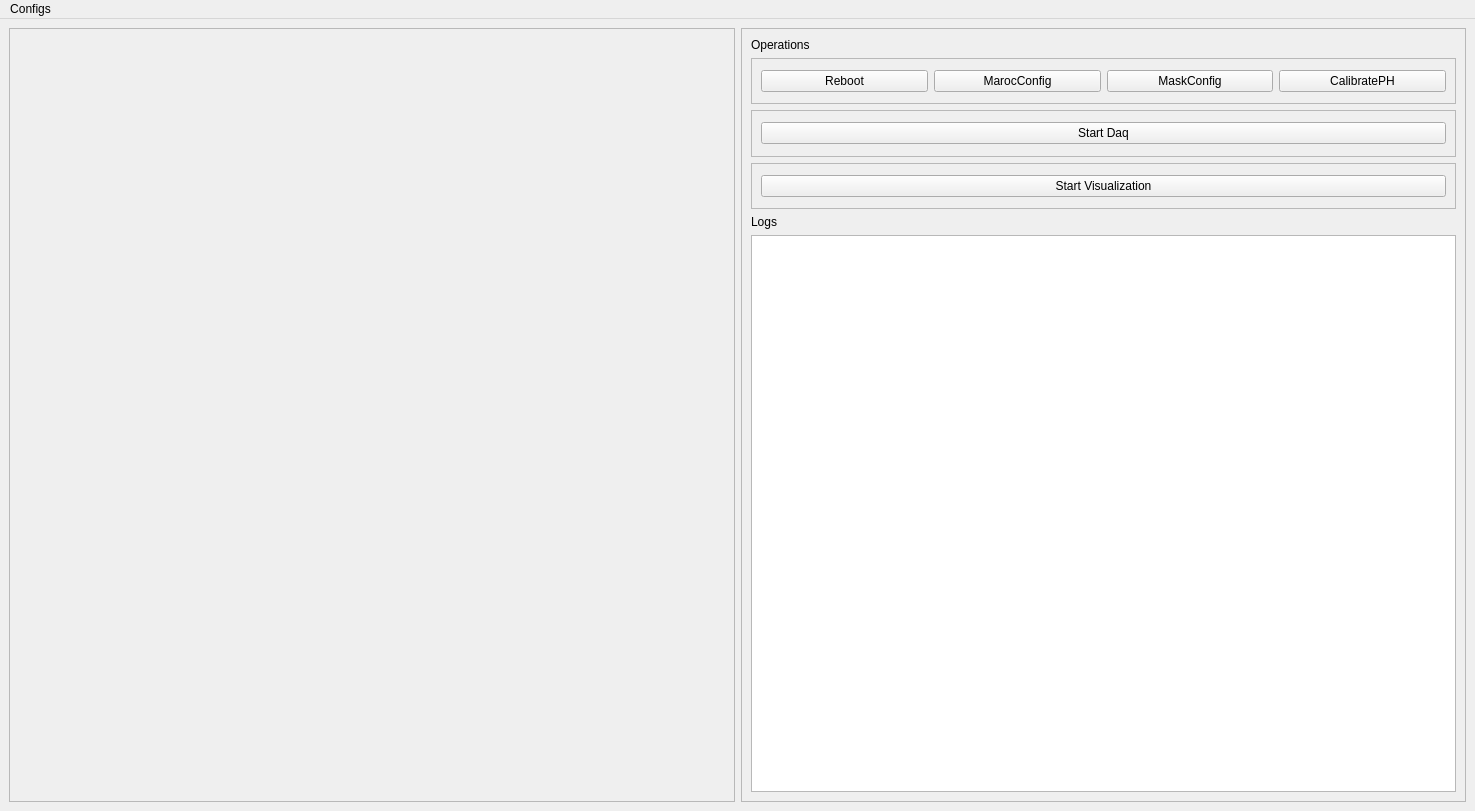
Above: mainwin.ui from liuweiseu/panoseti_control_gui before the change. Below: the same form after it.
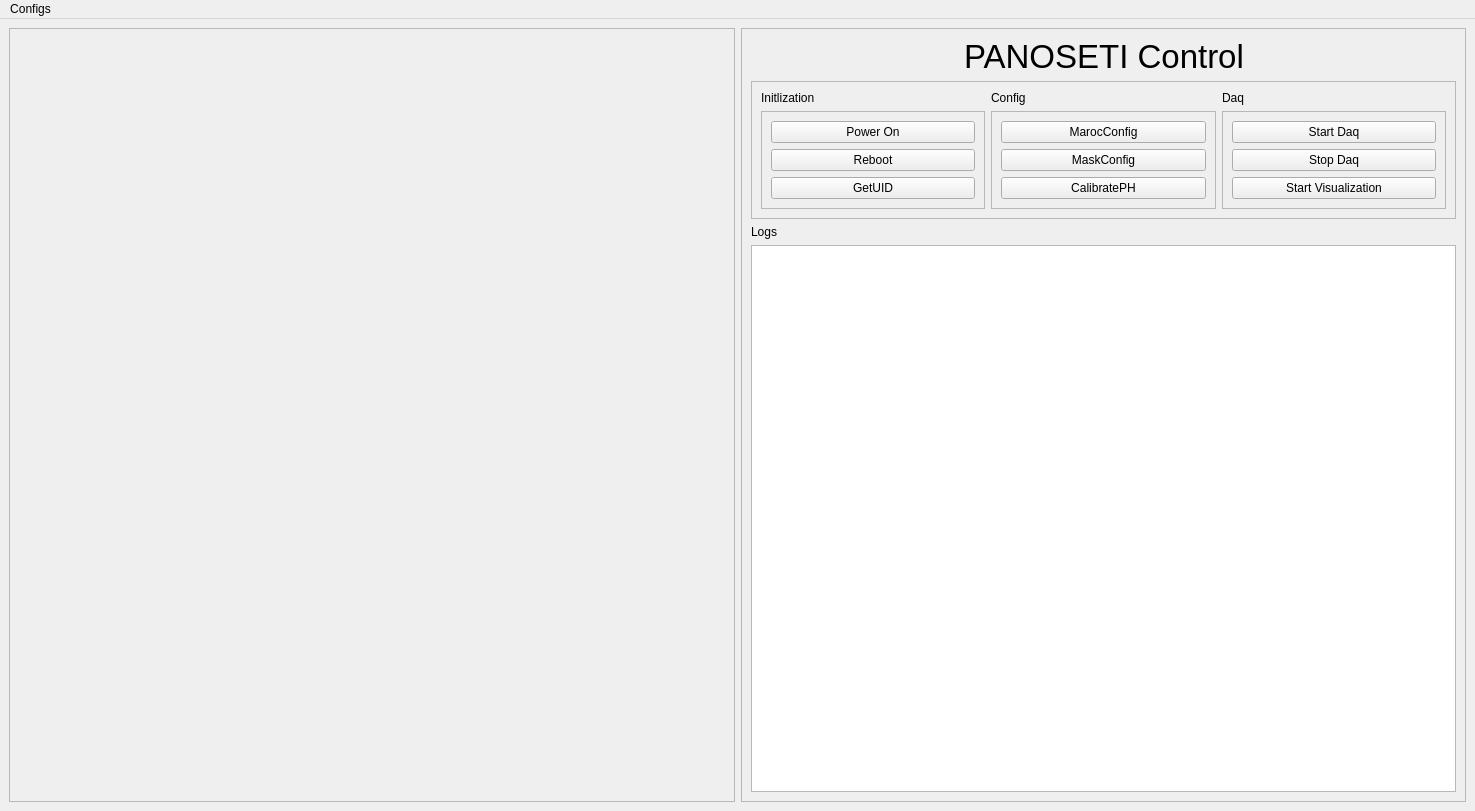
That is the form after the change.

```diff
--- a/mainwin.ui
+++ b/mainwin.ui
@@ -15,7 +15,7 @@
   </property>
   <widget class="QWidget" name="centralwidget">
    <layout class="QGridLayout" name="gridLayout">
-    <item row="0" column="0">
+    <item row="1" column="0">
      <widget class="QFrame" name="frame_3">
       <property name="sizePolicy">
        <sizepolicy hsizetype="Preferred" vsizetype="Preferred">
@@ -57,7 +57,7 @@
       </layout>
      </widget>
     </item>
-    <item row="0" column="1">
+    <item row="1" column="1">
      <widget class="QFrame" name="frame_2">
       <property name="sizePolicy">
        <sizepolicy hsizetype="Preferred" vsizetype="Preferred">
@@ -71,36 +71,13 @@
       <property name="frameShadow">
        <enum>QFrame::Shadow::Raised</enum>
       </property>
-      <layout class="QFormLayout" name="formLayout">
-       <property name="labelAlignment">
-        <set>Qt::AlignmentFlag::AlignLeading|Qt::AlignmentFlag::AlignLeft|Qt::AlignmentFlag::AlignVCenter</set>
-       </property>
-       <item row="1" column="0">
-        <widget class="QLabel" name="label">
-         <property name="sizePolicy">
-          <sizepolicy hsizetype="Preferred" vsizetype="Preferred">
-           <horstretch>0</horstretch>
-           <verstretch>0</verstretch>
-          </sizepolicy>
-         </property>
-         <property name="text">
-          <string>Operations</string>
-         </property>
-        </widget>
-       </item>
-       <item row="5" column="0">
-        <widget class="QLabel" name="label_2">
-         <property name="text">
-          <string>Logs</string>
-         </property>
-        </widget>
-       </item>
-       <item row="6" column="0" colspan="2">
+      <layout class="QGridLayout" name="gridLayout_11">
+       <item row="6" column="0" colspan="3">
         <widget class="QPlainTextEdit" name="console_output">
          <property name="sizePolicy">
           <sizepolicy hsizetype="Expanding" vsizetype="Expanding">
-           <horstretch>2</horstretch>
-           <verstretch>12</verstretch>
+           <horstretch>4</horstretch>
+           <verstretch>2</verstretch>
           </sizepolicy>
          </property>
          <property name="readOnly">
@@ -111,14 +88,50 @@
          </property>
         </widget>
        </item>
-       <item row="2" column="0" colspan="2">
+       <item row="0" column="2">
+        <widget class="QLabel" name="label_3">
+         <property name="text">
+          <string/>
+         </property>
+        </widget>
+       </item>
+       <item row="5" column="0">
+        <widget class="QLabel" name="label_2">
+         <property name="text">
+          <string>Logs</string>
+         </property>
+        </widget>
+       </item>
+       <item row="0" column="1">
+        <widget class="QLabel" name="label_4">
+         <property name="font">
+          <font>
+           <pointsize>25</pointsize>
+          </font>
+         </property>
+         <property name="text">
+          <string>PANOSETI Control</string>
+         </property>
+         <property name="alignment">
+          <set>Qt::AlignmentFlag::AlignCenter</set>
+         </property>
+        </widget>
+       </item>
+       <item row="0" column="0">
+        <widget class="QLabel" name="label">
+         <property name="sizePolicy">
+          <sizepolicy hsizetype="Preferred" vsizetype="Preferred">
+           <horstretch>0</horstretch>
+           <verstretch>0</verstretch>
+          </sizepolicy>
+         </property>
+         <property name="text">
+          <string/>
+         </property>
+        </widget>
+       </item>
+       <item row="1" column="0" colspan="3">
         <widget class="QFrame" name="frame">
-         <property name="sizePolicy">
-          <sizepolicy hsizetype="Preferred" vsizetype="Preferred">
-           <horstretch>2</horstretch>
-           <verstretch>1</verstretch>
-          </sizepolicy>
-         </property>
          <property name="frameShape">
           <enum>QFrame::Shape::StyledPanel</enum>
          </property>
@@ -126,81 +139,141 @@
           <enum>QFrame::Shadow::Raised</enum>
          </property>
          <layout class="QGridLayout" name="gridLayout_3">
+          <item row="1" column="1">
+           <widget class="QFrame" name="frame_6">
+            <property name="sizePolicy">
+             <sizepolicy hsizetype="Preferred" vsizetype="Preferred">
+              <horstretch>1</horstretch>
+              <verstretch>1</verstretch>
+             </sizepolicy>
+            </property>
+            <property name="frameShape">
+             <enum>QFrame::Shape::StyledPanel</enum>
+            </property>
+            <property name="frameShadow">
+             <enum>QFrame::Shadow::Raised</enum>
+            </property>
+            <layout class="QGridLayout" name="gridLayout_12">
+             <item row="2" column="2">
+              <widget class="QPushButton" name="mask_config_2">
+               <property name="text">
+                <string>MaskConfig</string>
+               </property>
+              </widget>
+             </item>
+             <item row="3" column="2">
+              <widget class="QPushButton" name="cal_ph_2">
+               <property name="text">
+                <string>CalibratePH</string>
+               </property>
+              </widget>
+             </item>
+             <item row="1" column="2">
+              <widget class="QPushButton" name="maroc_config_2">
+               <property name="text">
+                <string>MarocConfig</string>
+               </property>
+              </widget>
+             </item>
+            </layout>
+           </widget>
+          </item>
+          <item row="0" column="3">
+           <widget class="QLabel" name="label_7">
+            <property name="text">
+             <string>Daq</string>
+            </property>
+           </widget>
+          </item>
+          <item row="1" column="3">
+           <widget class="QFrame" name="frame_4">
+            <property name="sizePolicy">
+             <sizepolicy hsizetype="Preferred" vsizetype="Preferred">
+              <horstretch>1</horstretch>
+              <verstretch>1</verstretch>
+             </sizepolicy>
+            </property>
+            <property name="frameShape">
+             <enum>QFrame::Shape::StyledPanel</enum>
+            </property>
+            <property name="frameShadow">
+             <enum>QFrame::Shadow::Raised</enum>
+            </property>
+            <layout class="QGridLayout" name="gridLayout_9">
+             <item row="2" column="0">
+              <widget class="QPushButton" name="start_grpc">
+               <property name="text">
+                <string>Start Visualization</string>
+               </property>
+              </widget>
+             </item>
+             <item row="1" column="0">
+              <widget class="QPushButton" name="stop_daq">
+               <property name="text">
+                <string>Stop Daq</string>
+               </property>
+              </widget>
+             </item>
+             <item row="0" column="0">
+              <widget class="QPushButton" name="start_daq">
+               <property name="text">
+                <string>Start Daq</string>
+               </property>
+              </widget>
+             </item>
+            </layout>
+           </widget>
+          </item>
+          <item row="1" column="0">
+           <widget class="QFrame" name="frame_7">
+            <property name="sizePolicy">
+             <sizepolicy hsizetype="Preferred" vsizetype="Preferred">
+              <horstretch>1</horstretch>
+              <verstretch>1</verstretch>
+             </sizepolicy>
+            </property>
+            <property name="frameShape">
+             <enum>QFrame::Shape::StyledPanel</enum>
+            </property>
+            <property name="frameShadow">
+             <enum>QFrame::Shadow::Raised</enum>
+            </property>
+            <layout class="QGridLayout" name="gridLayout_10">
+             <item row="1" column="0" colspan="2">
+              <widget class="QPushButton" name="reboot_2">
+               <property name="text">
+                <string>Reboot</string>
+               </property>
+              </widget>
+             </item>
+             <item row="2" column="0" colspan="2">
+              <widget class="QPushButton" name="get_uid_2">
+               <property name="text">
+                <string>GetUID</string>
+               </property>
+              </widget>
+             </item>
+             <item row="0" column="0" colspan="2">
+              <widget class="QPushButton" name="power">
+               <property name="text">
+                <string>Power On</string>
+               </property>
+              </widget>
+             </item>
+            </layout>
+           </widget>
+          </item>
           <item row="0" column="0">
-           <widget class="QPushButton" name="reboot">
+           <widget class="QLabel" name="label_5">
             <property name="text">
-             <string>Reboot</string>
-            </property>
-           </widget>
-          </item>
-          <item row="0" column="2">
-           <widget class="QPushButton" name="mask_config">
-            <property name="text">
-             <string>MaskConfig</string>
+             <string>Initlization</string>
             </property>
            </widget>
           </item>
           <item row="0" column="1">
-           <widget class="QPushButton" name="maroc_config">
+           <widget class="QLabel" name="label_8">
             <property name="text">
-             <string>MarocConfig</string>
-            </property>
-           </widget>
-          </item>
-          <item row="0" column="3">
-           <widget class="QPushButton" name="cal_ph">
-            <property name="text">
-             <string>CalibratePH</string>
-            </property>
-           </widget>
-          </item>
-         </layout>
-        </widget>
-       </item>
-       <item row="3" column="0" colspan="2">
-        <widget class="QFrame" name="frame_4">
-         <property name="sizePolicy">
-          <sizepolicy hsizetype="Preferred" vsizetype="Preferred">
-           <horstretch>1</horstretch>
-           <verstretch>1</verstretch>
-          </sizepolicy>
-         </property>
-         <property name="frameShape">
-          <enum>QFrame::Shape::StyledPanel</enum>
-         </property>
-         <property name="frameShadow">
-          <enum>QFrame::Shadow::Raised</enum>
-         </property>
-         <layout class="QHBoxLayout" name="horizontalLayout">
-          <item>
-           <widget class="QPushButton" name="start_stop_daq">
-            <property name="text">
-             <string>Start Daq</string>
-            </property>
-           </widget>
-          </item>
-         </layout>
-        </widget>
-       </item>
-       <item row="4" column="0" colspan="2">
-        <widget class="QFrame" name="frame_5">
-         <property name="sizePolicy">
-          <sizepolicy hsizetype="Preferred" vsizetype="Preferred">
-           <horstretch>1</horstretch>
-           <verstretch>1</verstretch>
-          </sizepolicy>
-         </property>
-         <property name="frameShape">
-          <enum>QFrame::Shape::StyledPanel</enum>
-         </property>
-         <property name="frameShadow">
-          <enum>QFrame::Shadow::Raised</enum>
-         </property>
-         <layout class="QHBoxLayout" name="horizontalLayout_2">
-          <item>
-           <widget class="QPushButton" name="start_grpc">
-            <property name="text">
-             <string>Start Visualization</string>
+             <string>Config</string>
             </property>
            </widget>
           </item>
```
